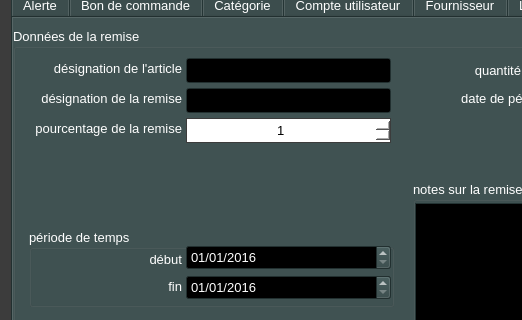
The window that ui/yeroth-erp-admin-create-window.ui (xnoumbissinoundou/yeroth-erp-3.0) describes before a commit, drawn with Qt 5; both pictures show x 0 to 522 and y 157 to 477 of the 799 by 601 pixel window.
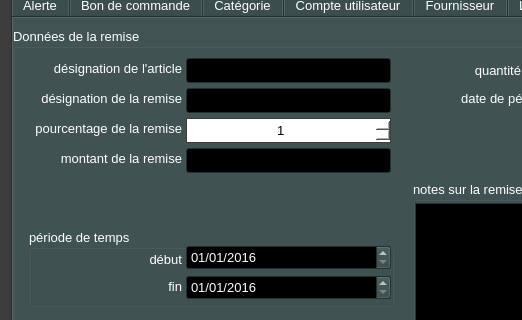
The same window after the commit. The open tabs and pages were chosen to show the change. Icons and pictures are not drawn. Custom widgets are drawn as their Qt base class.

```diff
--- a/ui/yeroth-erp-admin-create-window.ui
+++ b/ui/yeroth-erp-admin-create-window.ui
@@ -11021,6 +11021,39 @@
         <number>1</number>
        </property>
       </widget>
+      <widget class="QLabel" name="label_creer_remise_montant">
+       <property name="geometry">
+        <rect>
+         <x>16</x>
+         <y>120</y>
+         <width>153</width>
+         <height>21</height>
+        </rect>
+       </property>
+       <property name="text">
+        <string>montant de la remise</string>
+       </property>
+       <property name="alignment">
+        <set>Qt::AlignRight|Qt::AlignTrailing|Qt::AlignVCenter</set>
+       </property>
+      </widget>
+      <widget class="YerothLineEdit" name="lineEdit_creer_remise_montant">
+       <property name="geometry">
+        <rect>
+         <x>173</x>
+         <y>120</y>
+         <width>205</width>
+         <height>25</height>
+        </rect>
+       </property>
+       <property name="font">
+        <font>
+         <pointsize>10</pointsize>
+         <weight>50</weight>
+         <bold>false</bold>
+        </font>
+       </property>
+      </widget>
      </widget>
     </widget>
    </widget>
```
Left out of the diff: 26 changed lines with no effect on the pictures.
